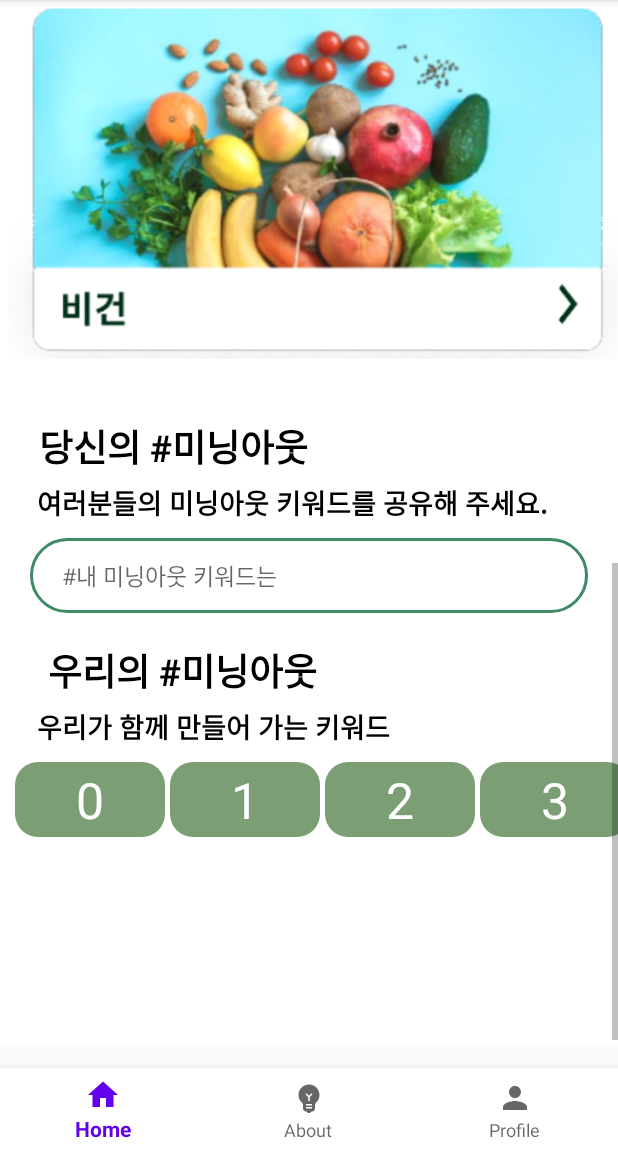
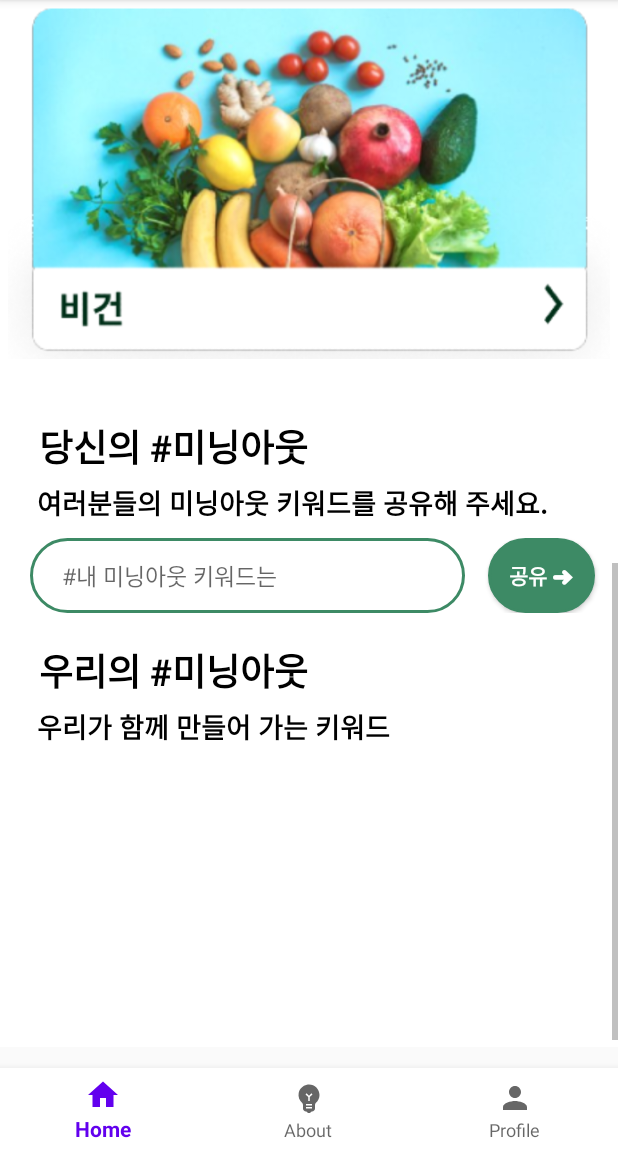
Before and after one commit to RyuSMoothie/nachos, an Android app: the screen it shows after launch (HomeActivity), scrolled down 824 dp, on a phone screen of 412 x 824 dp, the part 84-1236 px from its top. Run offline under Robolectric (Android 15) with nearby library versions, the phone set to English and light mode, and no system bars.

Commit message:
0902 HomeActivity 수정

```diff
--- a/app/src/main/java/com/example/nachos/HomeActivity.java
+++ b/app/src/main/java/com/example/nachos/HomeActivity.java
@@ -7,25 +7,23 @@ import android.os.Bundle;
 import java.util.ArrayList;
 
 
-import android.view.LayoutInflater;
 import android.view.View;
-import android.view.ViewGroup;
-import android.widget.ImageView;
+import android.widget.EditText;
 import android.widget.Toast;
+import android.widget.Button;
 
-import androidx.annotation.NonNull;
-import androidx.viewpager.widget.PagerAdapter;
 import androidx.recyclerview.widget.LinearLayoutManager;
 import androidx.recyclerview.widget.RecyclerView;
 import androidx.viewpager.widget.ViewPager;
-
-import java.util.ArrayList;
 
 public class HomeActivity extends AppCompatActivity {
     private ArrayList<Integer> imageList;
     private static final int DP = 24; //수치가 높을수록 옆에 그림이 조금씩 더 많이보임
     private RecyclerView listview;
     private MyAdapter adapter;
+
+    EditText keyword;
+    Button add_bt;
 
     @Override
     protected void onCreate(Bundle savedInstanceState) {
@@ -36,6 +34,10 @@ public class HomeActivity extends AppCompatActivity {
         ViewPager viewPager = findViewById(R.id.viewPager);
         viewPager.setClipToPadding(false);
 
+        keyword = findViewById(R.id.text71);
+        add_bt = findViewById(R.id.insert_key);
+
+
         float density = getResources().getDisplayMetrics().density;
         int margin = (int) (DP * density);
         viewPager.setPadding(margin, 0, margin, 0);
@@ -44,12 +46,12 @@ public class HomeActivity extends AppCompatActivity {
         viewPager.setAdapter(new ViewPagerAdapter(this, imageList));
 
         ArrayList<String> list = new ArrayList<>();
-
+ /*
         for (int i=0; i<100; i++) {
             list.add(String.format("come on %d", i)) ;
         }
 
-        /*
+
         // 리사이클러뷰에 LinearLayoutManager 객체 지정.
         RecyclerView recyclerView = findViewById(R.id.recycler1) ;
         recyclerView.setLayoutManager(new LinearLayoutManager(this, LinearLayoutManager.HORIZONTAL, false)) ;
@@ -57,29 +59,33 @@ public class HomeActivity extends AppCompatActivity {
         // 리사이클러뷰에 TestAdapter01 객체 지정.
         TestAdapter01 adapter = new TestAdapter01(list) ;
         recyclerView.setAdapter(adapter) ;*/
+        ArrayList<String> itemList = new ArrayList<>();
 
-        init();
+        add_bt.setOnClickListener(new View.OnClickListener() {
+            @Override
+            public void onClick(View view) {
+                init(itemList); // 버튼 누르면 init()호출
+            }
+        });
+
+
+
     }
 
-    private void init() {
+    private void init(ArrayList<String> itemList) {
+
+
 
         listview = findViewById(R.id.recycler1);
         LinearLayoutManager layoutManager = new LinearLayoutManager(this, LinearLayoutManager.HORIZONTAL, false);
         listview.setLayoutManager(layoutManager);
 
-        ArrayList<String> itemList = new ArrayList<>();
-        itemList.add("0");
-        itemList.add("1");
-        itemList.add("2");
-        itemList.add("3");
-        itemList.add("4");
-        itemList.add("5");
-        itemList.add("6");
-        itemList.add("7");
-        itemList.add("8");
-        itemList.add("9");
-        itemList.add("10");
-        itemList.add("11");
+        String word = keyword.getText().toString(); //입력한 문자 받아옴
+
+
+
+
+                itemList.add(" #" +word +" "); //아이템 리스트에 추가
 
         adapter = new MyAdapter(this, itemList, onClickItem);
         listview.setAdapter(adapter);
--- /dev/null
+++ b/app/src/main/res/drawable/insert_box.xml
@@ -0,0 +1,11 @@
+<?xml version="1.0" encoding="UTF-8"?>
+<shape xmlns:android="http://schemas.android.com/apk/res/android">
+    <solid android:color="#3D8A65"/>
+    <stroke
+        android:color="#3D8A65"
+        android:width="2dp"
+        />
+    <corners
+        android:radius="500dp"/>
+
+</shape>
--- a/app/src/main/res/layout/activity_home.xml
+++ b/app/src/main/res/layout/activity_home.xml
@@ -34,7 +34,7 @@
                 app:layout_constraintTop_toTopOf="parent" />
 
 
-            <TextView
+            <EditText
                 android:id="@+id/text21"
                 android:layout_width="match_parent"
                 android:layout_height="wrap_content"
@@ -176,7 +176,7 @@
 
             <Button
                 android:id="@+id/goto_ve"
-                android:layout_width="wrap_content"
+                android:layout_width="match_parent"
                 android:layout_height="240dp"
                 android:layout_marginLeft="5dp"
                 android:layout_marginRight="5dp"
@@ -212,15 +212,24 @@
                 app:layout_constraintTop_toBottomOf="@id/text51"
                 tools:ignore="MissingConstraints" />
 
-            <TextView
+            <LinearLayout
+                android:layout_width="match_parent"
+                android:layout_height="match_parent"
+                android:layout_marginTop="10dp"
+                android:id="@+id/mykeyword"
+                android:textColor="@color/white"
+                android:textStyle="bold"
+                app:layout_constraintTop_toBottomOf="@id/text61"
+                android:orientation="horizontal">
+
+                <EditText
                     android:id="@+id/text71"
-                android:layout_width="match_parent"
-                android:layout_height="wrap_content"
-                android:layout_gravity="center_vertical|center_horizontal"
-                android:layout_marginTop="10dp"
+                    android:layout_width="930dp"
+                    android:layout_height="match_parent"
+                    android:layout_marginLeft="20dp"
+                    android:layout_marginRight="10dp"
+                    android:layout_weight="2"
                     android:background="@drawable/search_box"
-                android:layout_marginLeft="20dp"
-                android:layout_marginRight="20dp"
                     android:hint="  #내 미닝아웃 키워드는 "
                     android:padding="13dp"
                     android:textColor="#3E3E3E"
@@ -230,18 +239,34 @@
                     app:layout_constraintTop_toBottomOf="@id/text61"
                     tools:ignore="MissingConstraints" />
 
+                <Button
+                    android:id="@+id/insert_key"
+                    android:layout_width="match_parent"
+                    android:layout_height="match_parent"
+                    android:layout_marginLeft="5dp"
+                    android:layout_marginRight="15dp"
+                    android:text="공유 ➜"
+                    android:textColor="#ffffff"
+                    android:textStyle="bold"
+                    android:layout_weight="1"
+                    android:background="@drawable/insert_box"
+                    app:layout_constraintStart_toStartOf="parent"
+                    app:layout_constraintTop_toBottomOf="@id/text71"
+                    tools:ignore="MissingConstraints" />
+            </LinearLayout>
+
             <TextView
                 android:id="@+id/text81"
                 android:layout_width="wrap_content"
                 android:layout_height="wrap_content"
                 android:layout_marginTop="20dp"
-                android:text="  우리의 #미닝아웃  "
+                android:text=" 우리의 #미닝아웃  "
                 android:textColor="#000000"
                 android:textSize="11pt"
                 android:textStyle="bold"
                 android:layout_marginLeft="20dp"
                 app:layout_constraintStart_toStartOf="parent"
-                app:layout_constraintTop_toBottomOf="@id/text71"
+                app:layout_constraintTop_toBottomOf="@id/mykeyword"
                 tools:ignore="MissingConstraints" />
             <TextView
                 android:id="@+id/text91"
--- a/app/src/main/res/layout/recyclerview_item.xml
+++ b/app/src/main/res/layout/recyclerview_item.xml
@@ -8,7 +8,7 @@
 
     <TextView
         android:id="@+id/text1"
-        android:layout_width="100dp"
+        android:layout_width="wrap_content"
         android:layout_height="50dp"
         android:text=" text1 "
         android:textColor="#ffffff"
```
Lines whose indentation alone changed are shown as unchanged.
